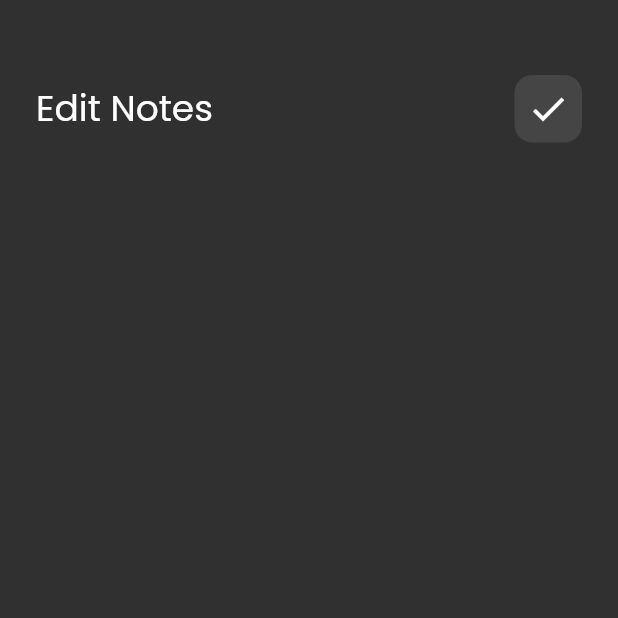
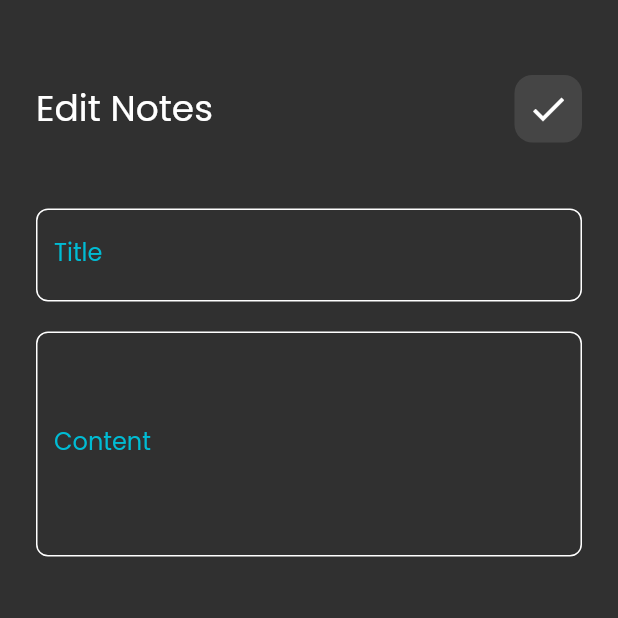
Before and after one commit to MohaamedHamdy/notes_app_hive, a Flutter app: the EditViewScreen screen opened directly, on a phone screen of 412 x 824 dp, the top half of it. Run offline on Flutter 3.47's test engine with Material 2 defaults, Android fonts, the phone set to English and light mode, and no system bars.

Commit message:
edit view screen done

```diff
--- a/lib/views/widgets/edit_note_view_body.dart
+++ b/lib/views/widgets/edit_note_view_body.dart
@@ -1,5 +1,6 @@
 import 'package:flutter/material.dart';
 import 'package:todo_hive/views/widgets/custom_app_bar.dart';
+import 'package:todo_hive/views/widgets/custom_text_field.dart';
 
 class EditNoteViewBody extends StatelessWidget {
   const EditNoteViewBody({super.key});
@@ -18,6 +19,17 @@ class EditNoteViewBody extends StatelessWidget {
             text: 'Edit Notes',
             isSearch: false,
           ),
+          SizedBox(
+            height: 44,
+          ),
+          CustomTextField(hint: 'Title'),
+          SizedBox(
+            height: 20,
+          ),
+          CustomTextField(
+            hint: 'Content',
+            maxLines: 5,
+          ),
         ],
       ),
     );
```
